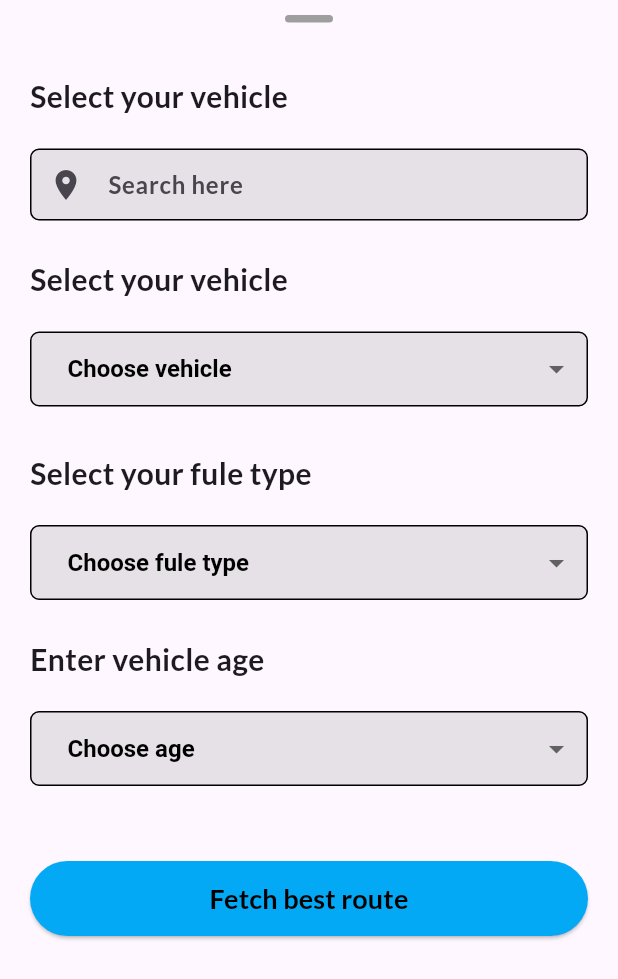
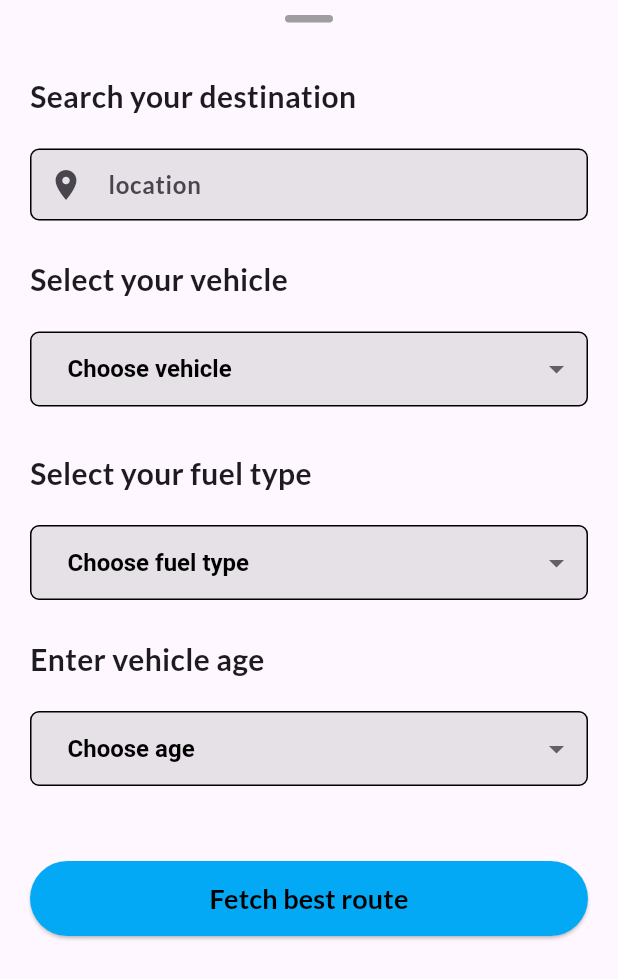
Before and after one commit to AbhishekRDJ/HackathonHub-, a Flutter app: the PanelWidget widget shown alone on an empty page, opened directly with empty values, on a phone screen of 412 x 824 dp. Shown: the top 979 px of the screen. Run offline on Flutter 3.47's test engine with Material 3 defaults, Android fonts, the phone set to English and light mode, and no system bars; drawn by our look-alikes of dropdown_button2; our stand-ins replace flutter_animate, flutter_rating_bar, flutter_svg, geocoding, geolocator, google_maps_flutter and 2 more.

Commit message:
minor changes

```diff
--- a/routing_app/lib/widget/sliding_panel.dart
+++ b/routing_app/lib/widget/sliding_panel.dart
@@ -19,11 +19,11 @@ class _PanelWidgetState extends State<PanelWidget> {
 
   final List<String> vehicles = ['Car', 'Bike', 'Cycle', 'Auto'];
   final List<String> flue = ['Petrol','Diesel'];
-  final List<String> age = ['<1','2','3','4','>=5'];
+  final List<String> age = ['<1','2','3','4','>5'];
 
   String selectedVehicle = 'Choose vehicle';
   String selectedAge = 'Choose age';
-  String selectedFule = 'Choose fule type';
+  String selectedFule = 'Choose fuel type';
 
   String? selectedVehicleType;
   String? selectedFuelType;
@@ -59,7 +59,7 @@ class _PanelWidgetState extends State<PanelWidget> {
           ),
           const SizedBox(height: 25,),
 
-          const Text("Select your vehicle",
+          const Text("Search your destination",
             style: TextStyle(fontSize: 20,fontWeight: FontWeight.bold),),
           const SizedBox(height: 20,),
 
@@ -86,7 +86,7 @@ class _PanelWidgetState extends State<PanelWidget> {
                     fillColor: const Color.fromARGB(40, 100, 100, 100),
                     prefixIcon: const Icon(Icons.location_on),
                     filled: true,
-                    hintText: 'Search here',
+                    hintText: 'location',
                     contentPadding: const EdgeInsets.symmetric(horizontal: 20),
                     enabledBorder: OutlineInputBorder(
                       borderRadius: BorderRadius.circular(6),
@@ -119,7 +119,7 @@ class _PanelWidgetState extends State<PanelWidget> {
 
           const SizedBox(height: 30,),
 
-          const Text("Select your fule type",
+          const Text("Select your fuel type",
             style: TextStyle(fontSize: 20,fontWeight: FontWeight.bold),),
           const SizedBox(height: 20,),
 
--- a/routing_app/lib/widget/sliding_panel2.dart
+++ b/routing_app/lib/widget/sliding_panel2.dart
@@ -155,7 +155,7 @@ class _SlidingPanel2State extends State<SlidingPanel2>
                     // Handle Report an Issue
                   },
                   icon: const Icon(Icons.report),
-                  label: const Text('Report an issue'),
+                  label: const Text('AQI estimate'),
                   style: ElevatedButton.styleFrom(
                     backgroundColor: Colors.red,
                   ),
```
